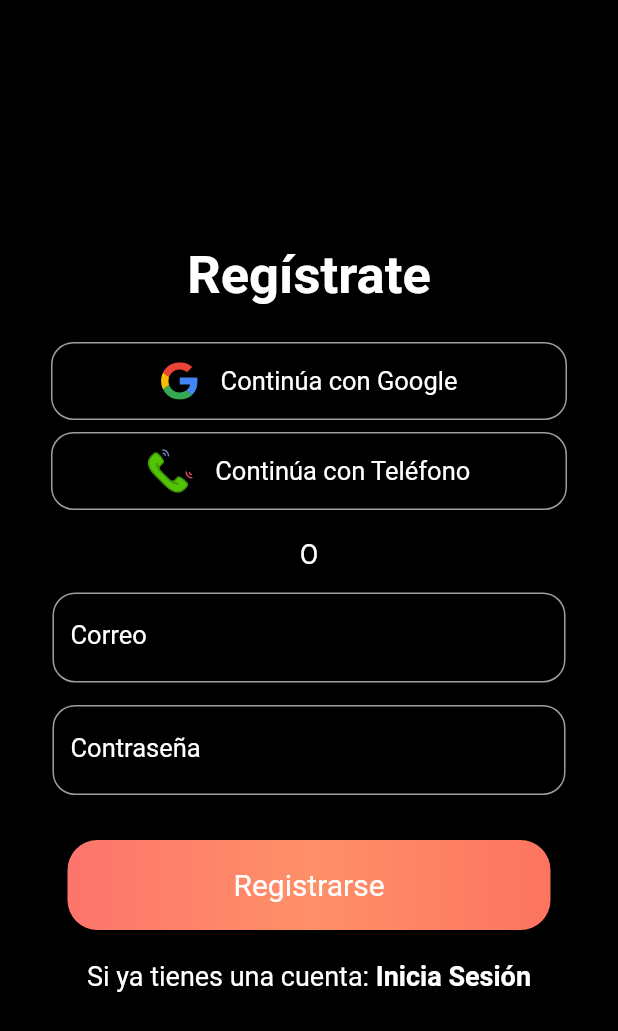
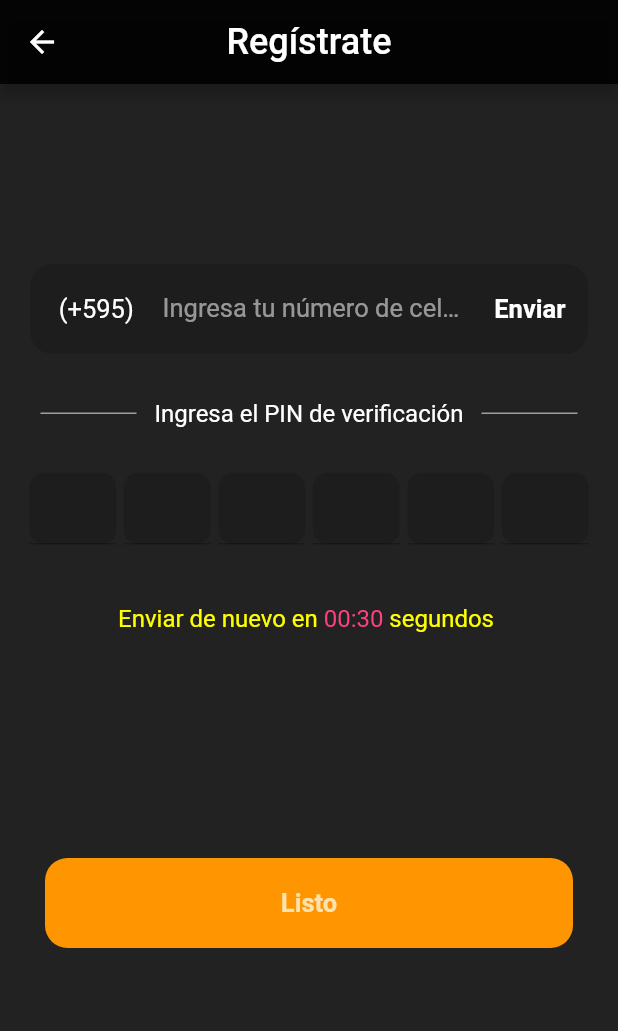
Before and after one commit to danielmaldonado1708/RecorDATE, a Flutter app: the screen it shows after launch, after a tap on "Inicia Sesión", after a tap on "Regístrate", after a tap on "Continúa con Teléfono", on a phone screen of 412 x 824 dp. Shown: the top 1031 px of the screen. Run offline on Flutter 3.47's test engine with Material 2 defaults, Android fonts, the phone set to English and light mode, and no system bars; drawn by our look-alikes of otp_text_field; our stand-ins replace firebase_auth, firebase_core, flutter_secure_storage, flutter_svg, google_sign_in; accounts and stored records are empty; network calls fail.

Commit message:
registrarse por sms  (no funciona)

```diff
--- a/lib/main.dart
+++ b/lib/main.dart
@@ -11,10 +11,10 @@ void main() async {
   WidgetsFlutterBinding.ensureInitialized();
   await Firebase.initializeApp(
       options: const FirebaseOptions(
-    apiKey: 'AIzaSyC7VXT3OcPotirTID8fu75Jee_imZub40g', // Your apiKey
-    appId: '1:867087829860:android:a71232b9502aba743b8871', // Your appId
-    messagingSenderId: '867087829860', // Your messagingSenderId
-    projectId: 'proyecto-todo-36e06', // Your projectId
+    apiKey: 'AIzaSyC7VXT3OcPotirTID8fu75Jee_imZub40g', // apiKey
+    appId: '1:867087829860:android:a71232b9502aba743b8871', // appId
+    messagingSenderId: '867087829860', // messagingSenderId
+    projectId: 'proyecto-todo-36e06', // projectId
   ));
   runApp(MyApp());
 }
--- a/lib/pages/SignUpPage.dart
+++ b/lib/pages/SignUpPage.dart
@@ -4,6 +4,7 @@ import 'package:firebase_auth/firebase_auth.dart' as firebase_auth;
 import 'package:recordate/Service/auth_service.dart';
 import 'package:recordate/pages/SignInPage.dart';
 import 'package:recordate/pages/home_page.dart';
+import 'package:recordate/pages/phone_auth_page.dart';
 
 class SignUpPage extends StatefulWidget {
   const SignUpPage({super.key});
@@ -47,7 +48,10 @@ class _SignUpPageState extends State<SignUpPage> {
                 await authClass.googleSignIn(context);
               }),
               buttonItem(
-                  'assets/phone.svg', 'Continúa con Teléfono', 30, () {}),
+                  'assets/phone.svg', 'Continúa con Teléfono', 30, () {
+                    Navigator.push(context,
+                    MaterialPageRoute(builder: (builder) => PhoneAuthPage()));
+                  }),
               const SizedBox(
                 height: 15,
               ),
--- /dev/null
+++ b/lib/pages/phone_auth_page.dart
@@ -0,0 +1,229 @@
+import 'dart:async';
+
+import 'package:flutter/material.dart';
+import 'package:otp_text_field/otp_field.dart';
+import 'package:otp_text_field/otp_field_style.dart';
+import 'package:otp_text_field/style.dart';
+import 'package:recordate/Service/auth_service.dart';
+
+class PhoneAuthPage extends StatefulWidget {
+  PhoneAuthPage({super.key});
+
+  @override
+  _PhoneAuthPageState createState() => _PhoneAuthPageState();
+}
+
+class _PhoneAuthPageState extends State<PhoneAuthPage> {
+  int start = 30;
+  bool wait = false;
+  String buttonName = "Enviar";
+  TextEditingController phoneController = TextEditingController();
+  AuthClass authClass = AuthClass();
+  String verificationIdFinal = "";
+  String smsCode = "";
+
+  @override
+  Widget build(BuildContext context) {
+    return Scaffold(
+      backgroundColor: Colors.black87,
+      appBar: AppBar(
+        backgroundColor: Colors.black87,
+        title: const Text(
+          "Regístrate",
+          style: TextStyle(color: Colors.white, fontSize: 24),
+        ),
+        centerTitle: true,
+      ),
+      body: Container(
+        height: MediaQuery.of(context).size.height,
+        width: MediaQuery.of(context).size.width,
+        child: SingleChildScrollView(
+          child: Column(
+            children: [
+              SizedBox(
+                height: 120,
+              ),
+              textField(),
+              SizedBox(
+                height: 30,
+              ),
+              Container(
+                width: MediaQuery.of(context).size.width - 30,
+                child: Row(
+                  children: [
+                    Expanded(
+                      child: Container(
+                        height: 1,
+                        color: Colors.grey,
+                        margin: EdgeInsets.symmetric(horizontal: 12),
+                      ),
+                    ),
+                    Text(
+                      "Ingresa el PIN de verificación",
+                      style: TextStyle(fontSize: 16, color: Colors.white),
+                    ),
+                    Expanded(
+                      child: Container(
+                        height: 1,
+                        color: Colors.grey,
+                        margin: EdgeInsets.symmetric(horizontal: 12),
+                      ),
+                    ),
+                  ],
+                ),
+              ),
+              SizedBox(
+                height: 30,
+              ),
+              otpField(),
+              SizedBox(
+                height: 40,
+              ),
+              RichText(
+                  text: TextSpan(
+                children: [
+                  TextSpan(
+                    text: "Enviar de nuevo en ",
+                    style: TextStyle(fontSize: 16, color: Colors.yellowAccent),
+                  ),
+                  TextSpan(
+                    text: "00:$start",
+                    style: TextStyle(fontSize: 16, color: Colors.pinkAccent),
+                  ),
+                  TextSpan(
+                    text: " segundos ",
+                    style: TextStyle(fontSize: 16, color: Colors.yellowAccent),
+                  ),
+                ],
+              )),
+              SizedBox(
+                height: 150,
+              ),
+              InkWell(
+                onTap: () {
+                  authClass.signInwithPhoneNumber(
+                      verificationIdFinal, smsCode, context);
+                },
+                child: Container(
+                  height: 60,
+                  width: MediaQuery.of(context).size.width - 60,
+                  decoration: BoxDecoration(
+                      color: Color(0xffff9601),
+                      borderRadius: BorderRadius.circular(15)),
+                  child: const Center(
+                    child: Text(
+                      "Listo",
+                      style: TextStyle(
+                          fontSize: 17,
+                          color: Color(0xfffbe2ae),
+                          fontWeight: FontWeight.w700),
+                    ),
+                  ),
+                ),
+              )
+            ],
+          ),
+        ),
+      ),
+    );
+  }
+
+  void startTimer() {
+    const onsec = Duration(seconds: 1);
+    Timer _timer = Timer.periodic(onsec, (timer) {
+      if (start == 0) {
+        setState(() {
+          timer.cancel();
+          wait = false;
+        });
+      } else {
+        setState(() {
+          start--;
+        });
+      }
+    });
+  }
+
+  Widget otpField() {
+    return OTPTextField(
+      length: 6,
+      width: MediaQuery.of(context).size.width - 34,
+      fieldWidth: 58,
+      otpFieldStyle: OtpFieldStyle(
+        backgroundColor: Color(0xff1d1d1d),
+        borderColor: Colors.white,
+      ),
+      style: TextStyle(fontSize: 17, color: Colors.white),
+      textFieldAlignment: MainAxisAlignment.spaceAround,
+      fieldStyle: FieldStyle.underline,
+      onCompleted: (pin) {
+        print("Nro Verificado: " + pin);
+        setState(() {
+          smsCode = pin;
+        });
+      },
+    );
+  }
+
+  Widget textField() {
+    return Container(
+      width: MediaQuery.of(context).size.width - 40,
+      height: 60,
+      decoration: BoxDecoration(
+        color: Color(0xff1d1d1d),
+        borderRadius: BorderRadius.circular(15),
+      ),
+      child: TextFormField(
+        controller: phoneController,
+        style: const TextStyle(color: Colors.white), //texto blanco
+        decoration: InputDecoration(
+          border: InputBorder.none,
+          hintText: "Ingresa tu número de celular",
+          hintStyle: TextStyle(color: Colors.white54, fontSize: 17),
+          contentPadding:
+              const EdgeInsets.symmetric(vertical: 19, horizontal: 8),
+          prefixIcon: const Padding(
+            padding: EdgeInsets.symmetric(vertical: 14, horizontal: 15),
+            child: Text(
+              " (+595) ",
+              style: TextStyle(color: Colors.white, fontSize: 17),
+            ),
+          ),
+          suffixIcon: InkWell(
+            onTap: wait
+                ? null
+                : () async {
+                    startTimer();
+                    setState(() {
+                      start = 30;
+                      wait = true;
+                      buttonName = "Reenviar";
+                    });
+                    await authClass.verifyPhoneNumber(
+                        '+595${phoneController.text}', context, setData);
+                    print('+595${phoneController.text}');
+                  },
+            child: Padding(
+              padding: const EdgeInsets.symmetric(vertical: 20, horizontal: 15),
+              child: Text(
+                buttonName,
+                style: TextStyle(
+                  color: wait ? Colors.grey : Colors.white,
+                  fontSize: 17,
+                  fontWeight: FontWeight.bold,
+                ),
+              ),
+            ),
+          ),
+        ),
+      ),
+    );
+  }
+
+  void setData(String verificationId) {
+    setState(() {
+      verificationIdFinal = verificationId;
+    });
+    startTimer();
+  }
+}
--- a/pubspec.yaml
+++ b/pubspec.yaml
@@ -41,6 +41,7 @@ dependencies:
   flutter_svg: ^2.0.6
   google_sign_in: ^6.1.4
   flutter_secure_storage: ^8.0.0
+  otp_text_field: ^1.1.1
 
 dev_dependencies:
   flutter_test:
```
Also changed, not shown: lib/Service/auth_service.dart (+71 -1 lines), pubspec.lock, 1 other file.
